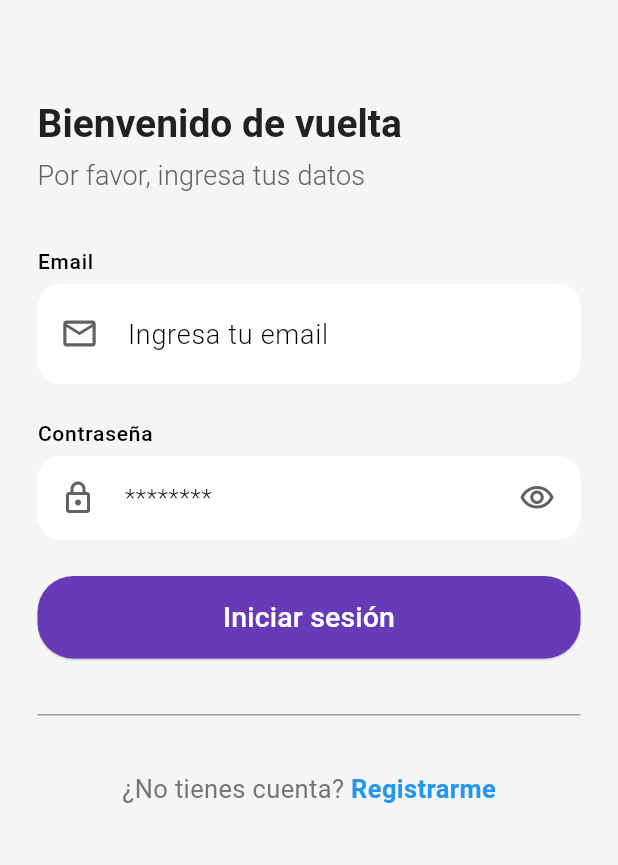
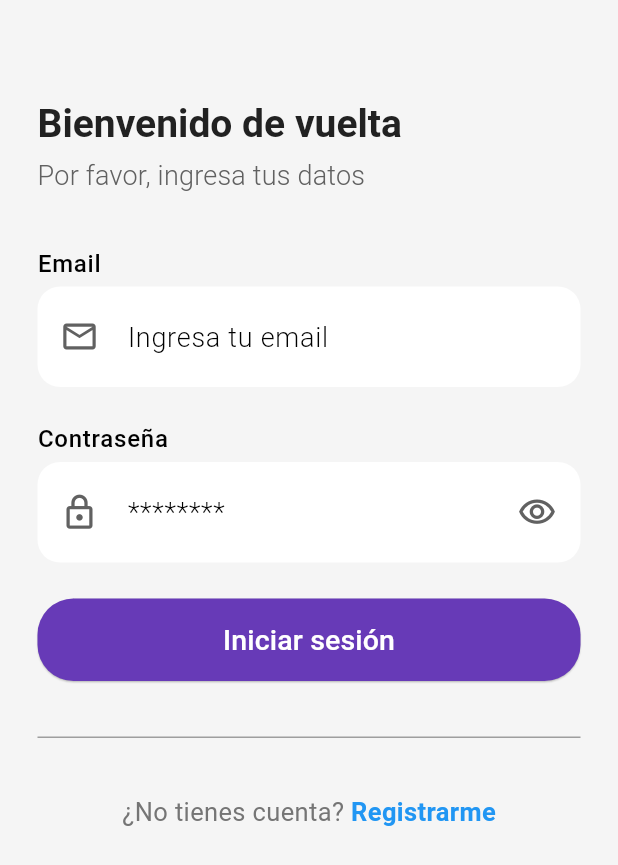
Before and after one commit to AlbenBustamante/fin-manage-app, a Flutter app: the screen it shows after launch, on a phone screen of 412 x 824 dp. Shown: the top 865 px of the screen. Run offline on Flutter 3.47's test engine with Material 3 defaults, Android fonts, the phone set to English and light mode, and no system bars; our stand-ins replace bloc, cloud_firestore, equatable, firebase_auth, firebase_core, flutter_bloc and 2 more; accounts and stored records are empty.

Commit message:
update: form widget styles

```diff
--- a/lib/app.dart
+++ b/lib/app.dart
@@ -76,7 +76,7 @@ class MyAppView extends StatelessWidget {
                 fontWeight: FontWeight.w300,
                 color: Colors.grey[700]),
             labelMedium:
-                const TextStyle(fontSize: 14.0, fontWeight: FontWeight.w500),
+                const TextStyle(fontSize: 16.0, fontWeight: FontWeight.w500),
             bodyMedium: TextStyle(
                 fontSize: 17.0,
                 fontWeight: FontWeight.w400,
--- a/lib/shared/components/custom_password_field.dart
+++ b/lib/shared/components/custom_password_field.dart
@@ -28,7 +28,8 @@ class _CustomPasswordFieldState extends State<CustomPasswordField> {
         TextFormField(
             controller: widget.controller,
             obscureText: !_showPassword,
-            decoration: _decoration()),
+            decoration: _decoration(),
+            style: TextStyle(fontSize: 18.0, color: Colors.grey[900])),
         const SizedBox(height: 24.0)
       ],
     );
@@ -36,16 +37,20 @@ class _CustomPasswordFieldState extends State<CustomPasswordField> {
 
   InputDecoration _decoration() {
     return InputDecoration(
+        contentPadding:
+            const EdgeInsets.symmetric(horizontal: 0, vertical: 20.0),
         prefixIcon: const Padding(
             padding: EdgeInsets.symmetric(horizontal: 15.0),
-            child: Icon(Icons.lock_outlined)),
+            child: Icon(Icons.lock_outlined, size: 26.0)),
         prefixIconColor: Colors.grey.shade700,
         suffixIcon: Padding(
           padding: const EdgeInsets.symmetric(horizontal: 5.0),
           child: IconButton(
-              icon: Icon(_showPassword
-                  ? Icons.visibility_off_outlined
-                  : Icons.visibility_outlined),
+              icon: Icon(
+                  _showPassword
+                      ? Icons.visibility_off_outlined
+                      : Icons.visibility_outlined,
+                  size: 26.0),
               onPressed: () {
                 setState(() {
                   _showPassword = !_showPassword;
@@ -54,7 +59,7 @@ class _CustomPasswordFieldState extends State<CustomPasswordField> {
         ),
         suffixIconColor: Colors.grey.shade700,
         hintText: '********',
-        hintStyle: const TextStyle(fontWeight: FontWeight.w300, fontSize: 16.0),
+        hintStyle: const TextStyle(fontWeight: FontWeight.w300, fontSize: 18.0),
         filled: true,
         fillColor: Colors.white,
         border: OutlineInputBorder(
```
